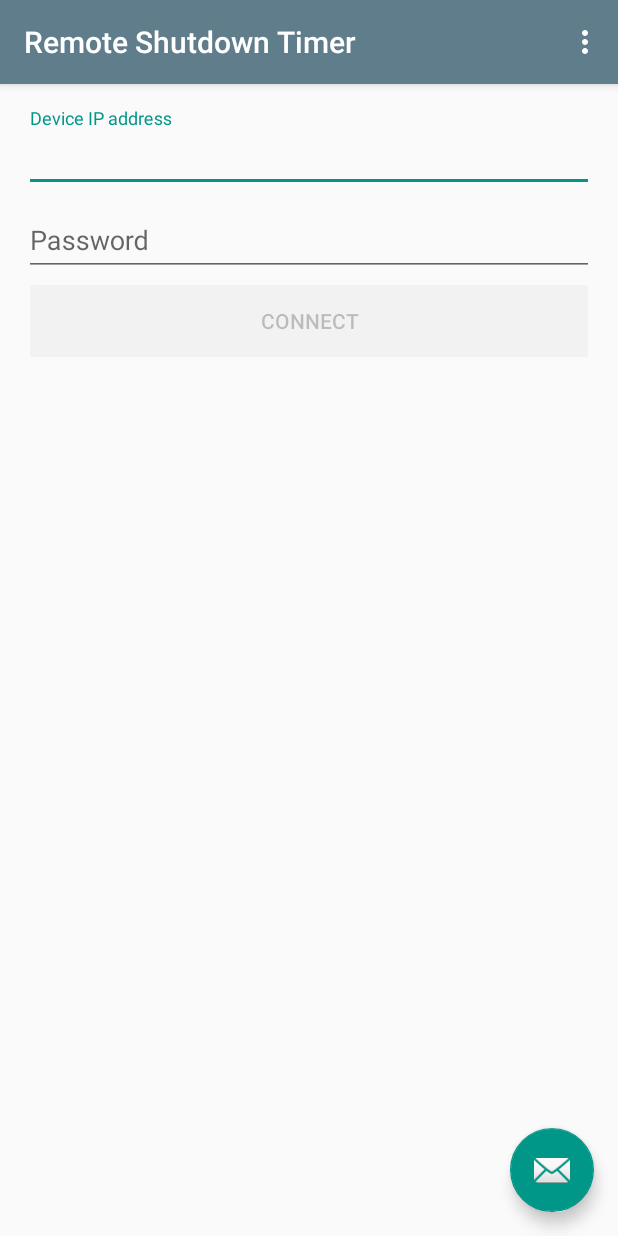
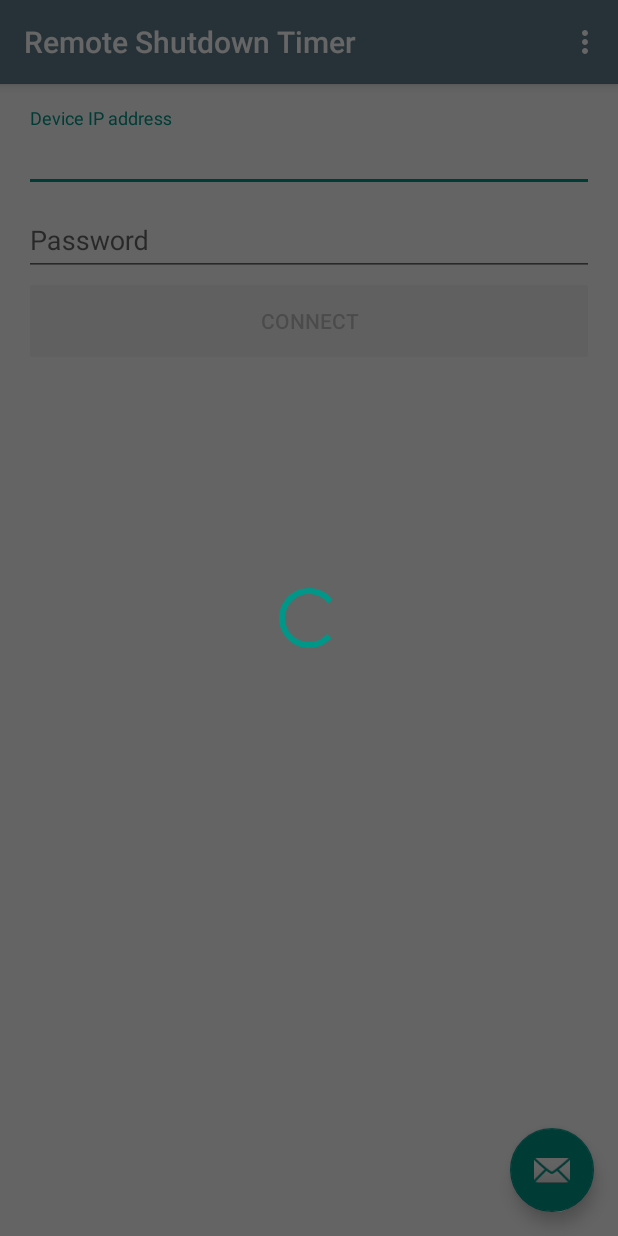
Before and after one commit to micer/remote-shutdown-timer, an Android app: the screen it shows after launch (MainActivity), on a phone screen of 412 x 824 dp. Run offline under Robolectric (Android 15) with nearby library versions, the light colour scheme and no system bars; our stand-ins replace Dagger/Hilt's generated code, Timber, data binding; 8 statements that could not run were skipped.

Commit message:
Added loading overlay.

```diff
--- a/app/build.gradle
+++ b/app/build.gradle
@@ -1,4 +1,5 @@
 apply plugin: 'com.android.application'
+apply plugin: 'me.tatarka.retrolambda'
 
 android {
     compileSdkVersion 25
@@ -20,6 +21,10 @@ android {
     dataBinding {
         enabled = true
     }
+    compileOptions {
+        sourceCompatibility JavaVersion.VERSION_1_8
+        targetCompatibility JavaVersion.VERSION_1_8
+    }
 }
 
 dependencies {
--- a/app/src/main/java/cz/micr/remoteshutdowntimer/MainMVVM.java
+++ b/app/src/main/java/cz/micr/remoteshutdowntimer/MainMVVM.java
@@ -11,9 +11,15 @@ public interface MainMVVM {
 
     interface View extends android.view.View.OnFocusChangeListener {
         void showError(CharSequence error);
+
+        void showLoading();
+
+        void hideLoading();
     }
 
     interface ViewModel {
+        ObservableBoolean showLoading();
+
         ObservableField<String> getDeviceName();
 
         ObservableField<String> getDeviceIpAddress();
--- a/app/src/main/java/cz/micr/remoteshutdowntimer/view/BaseActivity.java
+++ b/app/src/main/java/cz/micr/remoteshutdowntimer/view/BaseActivity.java
@@ -1,9 +1,27 @@
 package cz.micr.remoteshutdowntimer.view;
 
+import android.app.Activity;
+import android.os.Bundle;
+import android.support.annotation.Nullable;
 import android.support.v7.app.AppCompatActivity;
+import android.view.inputmethod.InputMethodManager;
 
 /**
  * Common base activity
  */
 public abstract class BaseActivity extends AppCompatActivity {
+
+    InputMethodManager imm;
+
+    @Override
+    protected void onCreate(@Nullable Bundle savedInstanceState) {
+        super.onCreate(savedInstanceState);
+        imm = (InputMethodManager) getSystemService(Activity.INPUT_METHOD_SERVICE);
+    }
+
+    protected void hideSoftwareKeyboard() {
+        if (getCurrentFocus() != null) {
+            imm.hideSoftInputFromWindow(getCurrentFocus().getWindowToken(), 0);
+        }
+    }
 }
--- a/app/src/main/java/cz/micr/remoteshutdowntimer/view/MainActivity.java
+++ b/app/src/main/java/cz/micr/remoteshutdowntimer/view/MainActivity.java
@@ -2,6 +2,7 @@ package cz.micr.remoteshutdowntimer.view;
 
 import android.databinding.DataBindingUtil;
 import android.os.Bundle;
+import android.os.CountDownTimer;
 import android.support.design.widget.FloatingActionButton;
 import android.support.design.widget.Snackbar;
 import android.text.Editable;
@@ -41,6 +42,11 @@ public class MainActivity extends BaseActivity
         // setup action bar
         setSupportActionBar(binding.toolbar);
 
+        // setup floating action button
+        FloatingActionButton fab = (FloatingActionButton) findViewById(R.id.fab);
+        fab.setOnClickListener(view -> Snackbar.make(view, "Replace with your own action", Snackbar.LENGTH_LONG)
+                .setAction("Action", null).show());
+
         // setup text watchers
         TextWatcher inputTextWatcher = new AfterChangedTextWatcher() {
             @Override
@@ -51,15 +57,30 @@ public class MainActivity extends BaseActivity
         viewModel.setIpAddressTextWatcher(inputTextWatcher);
         viewModel.setPasswordTextWatcher(inputTextWatcher);
 
-        // setup floating action button
-        FloatingActionButton fab = (FloatingActionButton) findViewById(R.id.fab);
-        fab.setOnClickListener(new View.OnClickListener() {
-            @Override
-            public void onClick(View view) {
-                Snackbar.make(view, "Replace with your own action", Snackbar.LENGTH_LONG)
-                        .setAction("Action", null).show();
-            }
+        // setup click listeners
+        binding.layoutContentMain.btnConnect.setOnClickListener(view -> {
+            showLoading();
+            // TODO next action
+            CountDownTimer timer = new CountDownTimer(4000, 1000) {
+                @Override
+                public void onTick(long l) {
+
+                }
+
+                @Override
+                public void onFinish() {
+                    hideLoading();
+                }
+            };
+            timer.start();
         });
+    }
+
+    @Override
+    protected void onResume() {
+        super.onResume();
+        // setup connect button
+        viewModel.getConnectButtonEnabled().set(areInputsValid());
     }
 
     @Override
@@ -91,6 +112,18 @@ public class MainActivity extends BaseActivity
         Toast.makeText(this, error, Toast.LENGTH_SHORT).show();
     }
 
+    @Override
+    public void showLoading() {
+        viewModel.showLoading().set(true);
+        binding.progressBarOverlay.requestFocus();
+        hideSoftwareKeyboard();
+    }
+
+    @Override
+    public void hideLoading() {
+        viewModel.showLoading().set(false);
+    }
+
     private boolean isIpAddressValid() {
         String text = binding.layoutContentMain.inputIpAddress.getText().toString();
         return text.matches(Constant.Regex.IP_ADDRESS);
--- a/app/src/main/java/cz/micr/remoteshutdowntimer/viewmodel/MainViewModel.java
+++ b/app/src/main/java/cz/micr/remoteshutdowntimer/viewmodel/MainViewModel.java
@@ -10,13 +10,20 @@ import cz.micr.remoteshutdowntimer.MainMVVM;
 
 public class MainViewModel implements MainMVVM.ViewModel {
 
+    private ObservableBoolean showLoading = new ObservableBoolean(false);
     private ObservableField<String> deviceName = new ObservableField<>("");
     private ObservableField<String> deviceIpAddress = new ObservableField<>("");
     private ObservableBoolean connectButtonEnabled = new ObservableBoolean(false);
     private TextWatcher ipAddressTextWatcher;
     private TextWatcher passwordTextWatcher;
+
     @Inject
     public MainViewModel() {
+    }
+
+    @Override
+    public ObservableBoolean showLoading() {
+        return showLoading;
     }
 
     @Override
--- a/app/src/main/res/layout/activity_main.xml
+++ b/app/src/main/res/layout/activity_main.xml
@@ -4,6 +4,8 @@
     xmlns:tools="http://schemas.android.com/tools">
 
     <data>
+
+        <import type="android.view.View" />
 
         <variable
             name="vm"
@@ -13,6 +15,11 @@
             name="activity"
             type="cz.micr.remoteshutdowntimer.MainMVVM.View" />
     </data>
+
+    <RelativeLayout
+        android:layout_width="match_parent"
+        android:layout_height="match_parent"
+        android:gravity="center">
 
         <android.support.design.widget.CoordinatorLayout
             android:layout_width="match_parent"
@@ -49,4 +56,22 @@
                 app:srcCompat="@android:drawable/ic_dialog_email" />
 
         </android.support.design.widget.CoordinatorLayout>
+
+        <FrameLayout
+            android:layout_width="match_parent"
+            android:layout_height="match_parent"
+            android:background="@color/black_90_percent"
+            android:clickable="@{vm.showLoading}"
+            android:visibility="@{vm.showLoading ? View.VISIBLE : View.GONE}">
+
+            <ProgressBar
+                android:id="@+id/progress_bar_overlay"
+                style="@style/Widget.AppCompat.ProgressBar"
+                android:layout_width="wrap_content"
+                android:layout_height="wrap_content"
+                android:layout_gravity="center"
+                android:focusable="true"
+                android:focusableInTouchMode="true" />
+        </FrameLayout>
+    </RelativeLayout>
 </layout>
--- a/app/src/main/res/layout/content_main.xml
+++ b/app/src/main/res/layout/content_main.xml
@@ -61,6 +61,7 @@
         </android.support.design.widget.TextInputLayout>
 
         <Button
+            android:id="@+id/btn_connect"
             style="@style/Widget.AppCompat.Button.Colored"
             android:layout_width="match_parent"
             android:layout_height="@dimen/button_default_height"
--- a/app/src/main/res/values/colors.xml
+++ b/app/src/main/res/values/colors.xml
@@ -3,4 +3,5 @@
     <color name="colorPrimary">#607D8B</color>
     <color name="colorPrimaryDark">#455A64</color>
     <color name="colorAccent">#009688</color>
+    <color name="black_90_percent">#99000000</color>
 </resources>
--- a/app/src/main/res/values/strings.xml
+++ b/app/src/main/res/values/strings.xml
@@ -6,7 +6,7 @@
     <string name="action_settings">Settings</string>
     <string name="password">Password</string>
     <string name="deviceIpAddress">Device IP address</string>
-    <string name="connect">connect</string>
+    <string name="connect">Connect</string>
 
     <!-- Errors -->
     <string name="error_invalid_format">Invalid format</string>
--- a/build.gradle
+++ b/build.gradle
@@ -3,9 +3,11 @@
 buildscript {
     repositories {
         jcenter()
+        mavenCentral()
     }
     dependencies {
         classpath 'com.android.tools.build:gradle:2.2.3'
+        classpath 'me.tatarka:gradle-retrolambda:3.2.3'
 
         // NOTE: Do not place your application dependencies here; they belong
         // in the individual module build.gradle files
```
Lines whose indentation alone changed are shown as unchanged.
